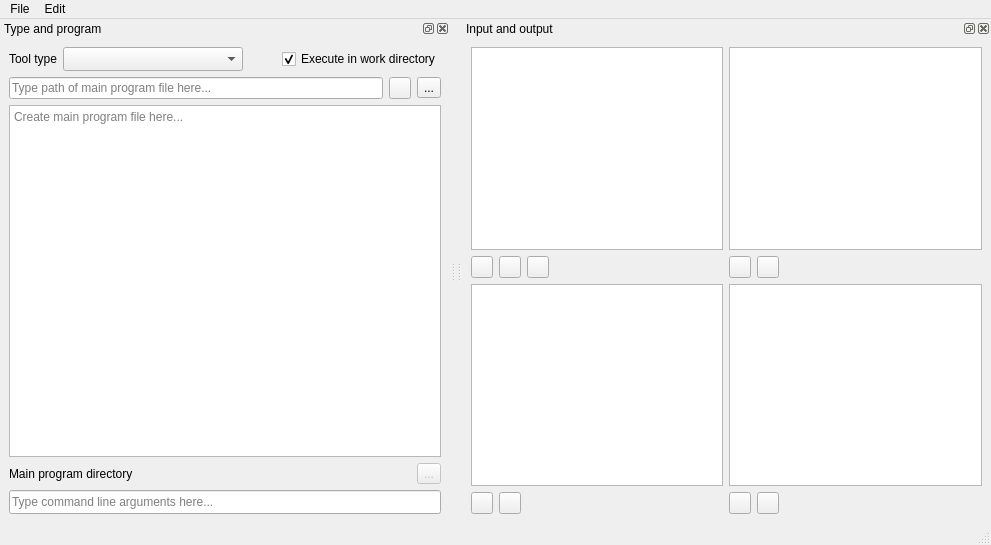
Old version of the form spine_items/tool/ui/tool_specification_form.ui in the repository spine-tools/spine-items.
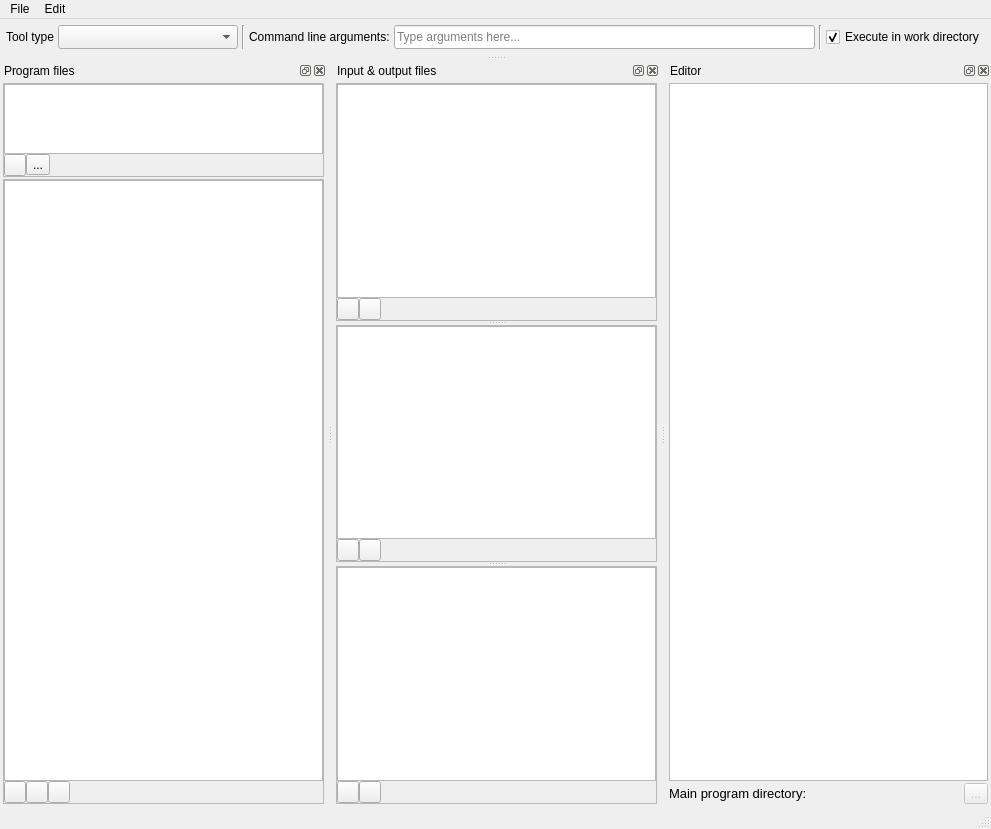
New version of the form. Icons and pictures are not drawn. Custom widgets are drawn as their Qt base class.

Commit message:
Refactor tool spec editor to show any selected program file code
re Spine-project/Spine-Toolbox#1297

```diff
--- a/spine_items/tool/ui/tool_specification_form.ui
+++ b/spine_items/tool/ui/tool_specification_form.ui
@@ -19,7 +19,7 @@
     <x>0</x>
     <y>0</y>
     <width>991</width>
-    <height>545</height>
+    <height>829</height>
    </rect>
   </property>
   <property name="windowTitle">
@@ -28,7 +28,131 @@
   <property name="dockNestingEnabled">
    <bool>true</bool>
   </property>
-  <widget class="QWidget" name="centralwidget"/>
+  <widget class="QWidget" name="centralwidget">
+   <property name="sizePolicy">
+    <sizepolicy hsizetype="Preferred" vsizetype="Fixed">
+     <horstretch>0</horstretch>
+     <verstretch>0</verstretch>
+    </sizepolicy>
+   </property>
+   <layout class="QHBoxLayout" name="horizontalLayout_7">
+    <property name="spacing">
+     <number>4</number>
+    </property>
+    <property name="leftMargin">
+     <number>6</number>
+    </property>
+    <property name="topMargin">
+     <number>6</number>
+    </property>
+    <property name="rightMargin">
+     <number>6</number>
+    </property>
+    <property name="bottomMargin">
+     <number>6</number>
+    </property>
+    <item>
+     <widget class="QLabel" name="label_tooltype">
+      <property name="text">
+       <string>Tool type</string>
+      </property>
+     </widget>
+    </item>
+    <item>
+     <widget class="QComboBox" name="comboBox_tooltype">
+      <property name="sizePolicy">
+       <sizepolicy hsizetype="Preferred" vsizetype="Fixed">
+        <horstretch>0</horstretch>
+        <verstretch>0</verstretch>
+       </sizepolicy>
+      </property>
+      <property name="minimumSize">
+       <size>
+        <width>180</width>
+        <height>24</height>
+       </size>
+      </property>
+      <property name="maximumSize">
+       <size>
+        <width>16777215</width>
+        <height>24</height>
+       </size>
+      </property>
+      <property name="toolTip">
+       <string>&lt;html&gt;&lt;head/&gt;&lt;body&gt;&lt;p&gt;Tool specification type&lt;/p&gt;&lt;/body&gt;&lt;/html&gt;</string>
+      </property>
+      <property name="currentText">
+       <string/>
+      </property>
+     </widget>
+    </item>
+    <item>
+     <widget class="Line" name="line">
+      <property name="orientation">
+       <enum>Qt::Vertical</enum>
+      </property>
+     </widget>
+    </item>
+    <item>
+     <widget class="QLabel" name="label_3">
+      <property name="text">
+       <string>Command line arguments:</string>
+      </property>
+     </widget>
+    </item>
+    <item>
+     <widget class="QLineEdit" name="lineEdit_args">
+      <property name="sizePolicy">
+       <sizepolicy hsizetype="Expanding" vsizetype="Fixed">
+        <horstretch>0</horstretch>
+        <verstretch>0</verstretch>
+       </sizepolicy>
+      </property>
+      <property name="minimumSize">
+       <size>
+        <width>220</width>
+        <height>24</height>
+       </size>
+      </property>
+      <property name="maximumSize">
+       <size>
+        <width>5000</width>
+        <height>24</height>
+       </size>
+      </property>
+      <property name="toolTip">
+       <string>&lt;html&gt;&lt;head/&gt;&lt;body&gt;&lt;p&gt;Command line arguments (space-delimited) for the main program (optional). Use '@@' tags to refer to input files or URLs, see the User Guide for details.&lt;/p&gt;&lt;/body&gt;&lt;/html&gt;</string>
+      </property>
+      <property name="placeholderText">
+       <string>Type arguments here...</string>
+      </property>
+      <property name="clearButtonEnabled">
+       <bool>true</bool>
+      </property>
+     </widget>
+    </item>
+    <item>
+     <widget class="Line" name="line_2">
+      <property name="orientation">
+       <enum>Qt::Vertical</enum>
+      </property>
+     </widget>
+    </item>
+    <item>
+     <widget class="QCheckBox" name="checkBox_execute_in_work">
+      <property name="toolTip">
+       <string>&lt;html&gt;&lt;head/&gt;&lt;body&gt;&lt;p&gt;If checked, Tool specification is executed in a work directory (default).&lt;/p&gt;&lt;p&gt;If unchecked, Tool specification is executed in main program file directory.&lt;/p&gt;&lt;p&gt;It is recommended to uncheck this for &lt;span style=&quot; font-weight:600;&quot;&gt;Executable&lt;/span&gt; Tool specifications.&lt;/p&gt;&lt;/body&gt;&lt;/html&gt;</string>
+      </property>
+      <property name="text">
+       <string>Execute in work directory</string>
+      </property>
+      <property name="checked">
+       <bool>true</bool>
+      </property>
+     </widget>
+    </item>
+   </layout>
+  </widget>
   <widget class="QMenuBar" name="menubar">
    <property name="geometry">
     <rect>
@@ -52,96 +176,91 @@
    <addaction name="menuFile"/>
    <addaction name="menuEdit"/>
   </widget>
-  <widget class="QDockWidget" name="dockWidget_type_and_program">
+  <widget class="QStatusBar" name="statusbar"/>
+  <widget class="QDockWidget" name="dockWidget_program_files">
+   <property name="allowedAreas">
+    <set>Qt::BottomDockWidgetArea</set>
+   </property>
    <property name="windowTitle">
-    <string>Type and program</string>
+    <string>Program files</string>
    </property>
    <attribute name="dockWidgetArea">
-    <number>1</number>
+    <number>8</number>
    </attribute>
-   <widget class="QWidget" name="dockWidgetContents">
-    <layout class="QGridLayout" name="gridLayout_2">
-     <item row="0" column="0">
+   <widget class="QWidget" name="dockWidgetContents_4">
+    <layout class="QVBoxLayout" name="verticalLayout">
+     <property name="spacing">
+      <number>2</number>
+     </property>
+     <property name="leftMargin">
+      <number>3</number>
+     </property>
+     <property name="topMargin">
+      <number>3</number>
+     </property>
+     <property name="rightMargin">
+      <number>3</number>
+     </property>
+     <property name="bottomMargin">
+      <number>3</number>
+     </property>
+     <item>
+      <widget class="QFrame" name="frame">
+       <property name="sizePolicy">
+        <sizepolicy hsizetype="Preferred" vsizetype="Preferred">
+         <horstretch>0</horstretch>
+         <verstretch>1</verstretch>
+        </sizepolicy>
+       </property>
+       <property name="frameShape">
+        <enum>QFrame::StyledPanel</enum>
+       </property>
+       <property name="frameShadow">
+        <enum>QFrame::Raised</enum>
+       </property>
+       <layout class="QVBoxLayout" name="verticalLayout_9">
+        <property name="spacing">
+         <number>0</number>
+        </property>
+        <property name="leftMargin">
+         <number>0</number>
+        </property>
+        <property name="topMargin">
+         <number>0</number>
+        </property>
+        <property name="rightMargin">
+         <number>0</number>
+        </property>
+        <property name="bottomMargin">
+         <number>0</number>
+        </property>
+        <item>
+         <widget class="QTreeView" name="treeView_main_programfile">
+          <property name="sizePolicy">
+           <sizepolicy hsizetype="Expanding" vsizetype="Expanding">
+            <horstretch>0</horstretch>
+            <verstretch>1</verstretch>
+           </sizepolicy>
+          </property>
+          <property name="font">
+           <font>
+            <pointsize>11</pointsize>
+           </font>
+          </property>
+          <property name="textElideMode">
+           <enum>Qt::ElideLeft</enum>
+          </property>
+          <property name="indentation">
+           <number>5</number>
+          </property>
+          <attribute name="headerMinimumSectionSize">
+           <number>27</number>
+          </attribute>
+         </widget>
+        </item>
+        <item>
       <layout class="QHBoxLayout" name="horizontalLayout">
        <item>
-        <widget class="QLabel" name="label_2">
-         <property name="text">
-          <string>Tool type</string>
-         </property>
-        </widget>
-       </item>
-       <item>
-        <widget class="QComboBox" name="comboBox_tooltype">
-         <property name="sizePolicy">
-          <sizepolicy hsizetype="Preferred" vsizetype="Fixed">
-           <horstretch>0</horstretch>
-           <verstretch>0</verstretch>
-          </sizepolicy>
-         </property>
-         <property name="minimumSize">
-          <size>
-           <width>180</width>
-           <height>24</height>
-          </size>
-         </property>
-         <property name="maximumSize">
-          <size>
-           <width>16777215</width>
-           <height>24</height>
-          </size>
-         </property>
-         <property name="toolTip">
-          <string>&lt;html&gt;&lt;head/&gt;&lt;body&gt;&lt;p&gt;Tool specification type&lt;/p&gt;&lt;/body&gt;&lt;/html&gt;</string>
-         </property>
-         <property name="currentText">
-          <string/>
-         </property>
-        </widget>
-       </item>
-       <item>
-        <spacer name="horizontalSpacer_2">
-         <property name="orientation">
-          <enum>Qt::Horizontal</enum>
-         </property>
-         <property name="sizeHint" stdset="0">
-          <size>
-           <width>40</width>
-           <height>20</height>
-          </size>
-         </property>
-        </spacer>
-       </item>
-       <item>
-        <widget class="QCheckBox" name="checkBox_execute_in_work">
-         <property name="toolTip">
-          <string>&lt;html&gt;&lt;head/&gt;&lt;body&gt;&lt;p&gt;If checked, Tool specification is executed in a work directory (default).&lt;/p&gt;&lt;p&gt;If unchecked, Tool specification is executed in main program file directory.&lt;/p&gt;&lt;p&gt;It is recommended to uncheck this for &lt;span style=&quot; font-weight:600;&quot;&gt;Executable&lt;/span&gt; Tool specifications.&lt;/p&gt;&lt;/body&gt;&lt;/html&gt;</string>
-         </property>
-         <property name="text">
-          <string>Execute in work directory</string>
-         </property>
-         <property name="checked">
-          <bool>true</bool>
-         </property>
-        </widget>
-       </item>
-      </layout>
-     </item>
-     <item row="1" column="0">
-      <layout class="QHBoxLayout" name="horizontalLayout_6">
-       <item>
-        <widget class="CustomQLineEdit" name="lineEdit_main_program">
-         <property name="toolTip">
-          <string>&lt;html&gt;&lt;head/&gt;&lt;body&gt;&lt;p&gt;Main program file that is used to launch the Tool specification (required)&lt;/p&gt;&lt;/body&gt;&lt;/html&gt;</string>
-         </property>
-         <property name="placeholderText">
-          <string>Type path of main program file here...</string>
-         </property>
-         <property name="clearButtonEnabled">
-          <bool>true</bool>
-         </property>
-        </widget>
-       </item>
-       <item>
         <widget class="QToolButton" name="toolButton_new_main_program">
          <property name="maximumSize">
           <size>
@@ -175,66 +294,8 @@
          </property>
         </widget>
        </item>
-      </layout>
-     </item>
-     <item row="2" column="0">
-      <widget class="MainProgramTextEdit" name="textEdit_main_program">
-       <property name="enabled">
-        <bool>true</bool>
-       </property>
-       <property name="placeholderText">
-        <string>Create main program file here...</string>
-       </property>
-      </widget>
-     </item>
-     <item row="3" column="0">
-      <layout class="QHBoxLayout" name="horizontalLayout_8">
-       <property name="topMargin">
-        <number>0</number>
-       </property>
-       <property name="bottomMargin">
-        <number>0</number>
-       </property>
        <item>
-        <widget class="QLabel" name="label">
-         <property name="maximumSize">
-          <size>
-           <width>16777215</width>
-           <height>16777215</height>
-          </size>
-         </property>
-         <property name="font">
-          <font>
-           <pointsize>9</pointsize>
-          </font>
-         </property>
-         <property name="text">
-          <string>Main program directory</string>
-         </property>
-        </widget>
-       </item>
-       <item>
-        <widget class="QLabel" name="label_mainpath">
-         <property name="sizePolicy">
-          <sizepolicy hsizetype="Expanding" vsizetype="Preferred">
-           <horstretch>0</horstretch>
-           <verstretch>0</verstretch>
-          </sizepolicy>
-         </property>
-         <property name="font">
-          <font>
-           <pointsize>8</pointsize>
-           <weight>75</weight>
-           <bold>true</bold>
-          </font>
-         </property>
-         <property name="text">
-          <string/>
-         </property>
-        </widget>
-       </item>
-       <item>
-        <spacer name="horizontalSpacer">
+           <spacer name="horizontalSpacer_3">
          <property name="orientation">
           <enum>Qt::Horizontal</enum>
          </property>
@@ -246,78 +307,52 @@
          </property>
         </spacer>
        </item>
+         </layout>
+        </item>
+       </layout>
+      </widget>
+     </item>
        <item>
-        <widget class="QToolButton" name="toolButton_save_main_program">
-         <property name="enabled">
-          <bool>false</bool>
-         </property>
-         <property name="toolTip">
-          <string>&lt;html&gt;&lt;head/&gt;&lt;body&gt;&lt;p&gt;Save&lt;/p&gt;&lt;/body&gt;&lt;/html&gt;</string>
-         </property>
-         <property name="text">
-          <string>...</string>
-         </property>
-         <property name="icon">
-          <iconset resource="../../ui/resources/resources_icons.qrc">
-           <normaloff>:/icons/save.svg</normaloff>:/icons/save.svg</iconset>
-         </property>
-        </widget>
-       </item>
-      </layout>
-     </item>
-     <item row="4" column="0">
-      <widget class="QLineEdit" name="lineEdit_args">
+      <widget class="QFrame" name="frame_2">
        <property name="sizePolicy">
-        <sizepolicy hsizetype="Expanding" vsizetype="Fixed">
+        <sizepolicy hsizetype="Preferred" vsizetype="Preferred">
          <horstretch>0</horstretch>
-         <verstretch>0</verstretch>
+         <verstretch>100</verstretch>
         </sizepolicy>
        </property>
-       <property name="minimumSize">
-        <size>
-         <width>220</width>
-         <height>24</height>
-        </size>
+       <property name="frameShape">
+        <enum>QFrame::StyledPanel</enum>
        </property>
-       <property name="maximumSize">
-        <size>
-         <width>5000</width>
-         <height>24</height>
-        </size>
+       <property name="frameShadow">
+        <enum>QFrame::Raised</enum>
        </property>
-       <property name="toolTip">
-        <string>&lt;html&gt;&lt;head/&gt;&lt;body&gt;&lt;p&gt;Command line arguments (space-delimited) for the main program (optional). Use '@@' tags to refer to input files or URLs, see the User Guide for details.&lt;/p&gt;&lt;/body&gt;&lt;/html&gt;</string>
-       </property>
-       <property name="placeholderText">
-        <string>Type command line arguments here...</string>
-       </property>
-       <property name="clearButtonEnabled">
-        <bool>true</bool>
-       </property>
-      </widget>
-     </item>
-    </layout>
-   </widget>
-  </widget>
-  <widget class="QDockWidget" name="dockWidget_2">
-   <property name="windowTitle">
-    <string>Input and output</string>
-   </property>
-   <attribute name="dockWidgetArea">
-    <number>2</number>
-   </attribute>
-   <widget class="QWidget" name="dockWidgetContents_3">
-    <layout class="QGridLayout" name="gridLayout">
-     <item row="0" column="0">
-      <layout class="QVBoxLayout" name="verticalLayout_3">
+       <layout class="QVBoxLayout" name="verticalLayout_10">
        <property name="spacing">
-        <number>6</number>
+         <number>0</number>
+        </property>
+        <property name="leftMargin">
+         <number>0</number>
+        </property>
+        <property name="topMargin">
+         <number>0</number>
+        </property>
+        <property name="rightMargin">
+         <number>0</number>
+        </property>
+        <property name="bottomMargin">
+         <number>0</number>
        </property>
        <item>
         <widget class="SourcesTreeView" name="treeView_programfiles">
+          <property name="sizePolicy">
+           <sizepolicy hsizetype="Expanding" vsizetype="Expanding">
+            <horstretch>0</horstretch>
+            <verstretch>100</verstretch>
+           </sizepolicy>
+          </property>
          <property name="font">
           <font>
-           <pointsize>10</pointsize>
+            <pointsize>11</pointsize>
           </font>
          </property>
          <property name="focusPolicy">
@@ -462,11 +497,71 @@
         </layout>
        </item>
       </layout>
+      </widget>
      </item>
-     <item row="0" column="1">
-      <layout class="QVBoxLayout" name="verticalLayout_4">
+    </layout>
+   </widget>
+  </widget>
+  <widget class="QDockWidget" name="dockWidget_io_files">
+   <property name="allowedAreas">
+    <set>Qt::BottomDockWidgetArea</set>
+   </property>
+   <property name="windowTitle">
+    <string>Input &amp; output files</string>
+   </property>
+   <attribute name="dockWidgetArea">
+    <number>8</number>
+   </attribute>
+   <widget class="QWidget" name="dockWidgetContents_2">
+    <layout class="QVBoxLayout" name="verticalLayout_7">
        <property name="spacing">
-        <number>6</number>
+      <number>2</number>
+     </property>
+     <property name="leftMargin">
+      <number>3</number>
+     </property>
+     <property name="topMargin">
+      <number>3</number>
+     </property>
+     <property name="rightMargin">
+      <number>3</number>
+     </property>
+     <property name="bottomMargin">
+      <number>3</number>
+     </property>
+     <item>
+      <widget class="QSplitter" name="splitter">
+       <property name="orientation">
+        <enum>Qt::Vertical</enum>
+       </property>
+       <property name="childrenCollapsible">
+        <bool>false</bool>
+       </property>
+       <widget class="QWidget" name="">
+        <layout class="QVBoxLayout" name="verticalLayout_2">
+         <item>
+          <widget class="QFrame" name="frame_3">
+           <property name="frameShape">
+            <enum>QFrame::StyledPanel</enum>
+           </property>
+           <property name="frameShadow">
+            <enum>QFrame::Raised</enum>
+           </property>
+           <layout class="QVBoxLayout" name="verticalLayout_11">
+            <property name="spacing">
+             <number>0</number>
+            </property>
+            <property name="leftMargin">
+             <number>0</number>
+            </property>
+            <property name="topMargin">
+             <number>0</number>
+            </property>
+            <property name="rightMargin">
+             <number>0</number>
+            </property>
+            <property name="bottomMargin">
+             <number>0</number>
        </property>
        <item>
         <widget class="CustomTreeView" name="treeView_inputfiles">
@@ -594,137 +689,35 @@
         </layout>
        </item>
       </layout>
-     </item>
-     <item row="1" column="1">
-      <layout class="QVBoxLayout" name="verticalLayout_16">
-       <property name="spacing">
-        <number>6</number>
-       </property>
-       <item>
-        <widget class="CustomTreeView" name="treeView_outputfiles">
-         <property name="font">
-          <font>
-           <pointsize>10</pointsize>
-          </font>
-         </property>
-         <property name="focusPolicy">
-          <enum>Qt::WheelFocus</enum>
-         </property>
-         <property name="toolTip">
-          <string>&lt;html&gt;&lt;head/&gt;&lt;body&gt;&lt;p&gt;Output files that may be used by other project items downstream. These files will be archived into a results directory after execution.&lt;/p&gt;&lt;p&gt;&lt;span style=&quot; font-weight:600;&quot;&gt;Tip&lt;/span&gt;: Double-click or press F2 to edit selected item.&lt;/p&gt;&lt;/body&gt;&lt;/html&gt;</string>
-         </property>
-         <property name="selectionMode">
-          <enum>QAbstractItemView::ExtendedSelection</enum>
-         </property>
-         <property name="verticalScrollMode">
-          <enum>QAbstractItemView::ScrollPerPixel</enum>
-         </property>
-         <property name="indentation">
-          <number>5</number>
-         </property>
-        </widget>
-       </item>
-       <item>
-        <layout class="QHBoxLayout" name="horizontalLayout_3">
-         <item>
-          <widget class="QToolButton" name="toolButton_plus_outputfiles">
-           <property name="sizePolicy">
-            <sizepolicy hsizetype="Fixed" vsizetype="Fixed">
-             <horstretch>0</horstretch>
-             <verstretch>0</verstretch>
-            </sizepolicy>
-           </property>
-           <property name="minimumSize">
-            <size>
-             <width>22</width>
-             <height>22</height>
-            </size>
-           </property>
-           <property name="maximumSize">
-            <size>
-             <width>22</width>
-             <height>22</height>
-            </size>
-           </property>
-           <property name="font">
-            <font>
-             <pointsize>10</pointsize>
-             <weight>75</weight>
-             <bold>true</bold>
-            </font>
-           </property>
-           <property name="toolTip">
-            <string>&lt;html&gt;&lt;head/&gt;&lt;body&gt;&lt;p&gt;Add output filenames produced by your program that are saved to results after execution.&lt;/p&gt;&lt;/body&gt;&lt;/html&gt;</string>
-           </property>
-           <property name="text">
-            <string/>
-           </property>
-           <property name="icon">
-            <iconset resource="../../ui/resources/resources_icons.qrc">
-             <normaloff>:/icons/file-link.svg</normaloff>:/icons/file-link.svg</iconset>
-           </property>
-          </widget>
-         </item>
+          </widget>
+         </item>
+        </layout>
+       </widget>
+       <widget class="QWidget" name="">
+        <layout class="QVBoxLayout" name="verticalLayout_3">
          <item>
-          <widget class="QToolButton" name="toolButton_minus_outputfiles">
-           <property name="sizePolicy">
-            <sizepolicy hsizetype="Fixed" vsizetype="Fixed">
-             <horstretch>0</horstretch>
-             <verstretch>0</verstretch>
-            </sizepolicy>
+          <widget class="QFrame" name="frame_4">
+           <property name="frameShape">
+            <enum>QFrame::StyledPanel</enum>
            </property>
-           <property name="minimumSize">
-            <size>
-             <width>22</width>
-             <height>22</height>
-            </size>
+           <property name="frameShadow">
+            <enum>QFrame::Raised</enum>
            </property>
-           <property name="maximumSize">
-            <size>
-             <width>22</width>
-             <height>22</height>
-            </size>
-           </property>
-           <property name="font">
-            <font>
-             <pointsize>10</pointsize>
-             <weight>75</weight>
-             <bold>true</bold>
-            </font>
-           </property>
-           <property name="toolTip">
-            <string>&lt;html&gt;&lt;head/&gt;&lt;body&gt;&lt;p&gt;Remove selected item(s)&lt;/p&gt;&lt;/body&gt;&lt;/html&gt;</string>
-           </property>
-           <property name="text">
-            <string/>
-           </property>
-           <property name="icon">
-            <iconset resource="../../ui/resources/resources_icons.qrc">
-             <normaloff>:/icons/trash-alt.svg</normaloff>:/icons/trash-alt.svg</iconset>
-           </property>
-          </widget>
-         </item>
-         <item>
-          <spacer name="horizontalSpacer_13">
-           <property name="orientation">
-            <enum>Qt::Horizontal</enum>
-           </property>
-           <property name="sizeHint" stdset="0">
-            <size>
-             <width>40</width>
-             <height>20</height>
-            </size>
-           </property>
-          </spacer>
-         </item>
-        </layout>
-       </item>
-      </layout>
-     </item>
-     <item row="1" column="0">
-      <layout class="QVBoxLayout" name="verticalLayout_15">
-       <property name="spacing">
-        <number>6</number>
+           <layout class="QVBoxLayout" name="verticalLayout_12">
+            <property name="spacing">
+             <number>0</number>
+            </property>
+            <property name="leftMargin">
+             <number>0</number>
+            </property>
+            <property name="topMargin">
+             <number>0</number>
+            </property>
+            <property name="rightMargin">
+             <number>0</number>
+            </property>
+            <property name="bottomMargin">
+             <number>0</number>
        </property>
        <item>
         <widget class="CustomTreeView" name="treeView_inputfiles_opt">
@@ -846,11 +839,274 @@
         </layout>
        </item>
       </layout>
+          </widget>
      </item>
     </layout>
    </widget>
-  </widget>
-  <widget class="QStatusBar" name="statusbar"/>
+       <widget class="QWidget" name="">
+        <layout class="QVBoxLayout" name="verticalLayout_4">
+         <item>
+          <widget class="QFrame" name="frame_5">
+           <property name="frameShape">
+            <enum>QFrame::StyledPanel</enum>
+           </property>
+           <property name="frameShadow">
+            <enum>QFrame::Raised</enum>
+           </property>
+           <layout class="QVBoxLayout" name="verticalLayout_13">
+            <property name="spacing">
+             <number>0</number>
+            </property>
+            <property name="leftMargin">
+             <number>0</number>
+            </property>
+            <property name="topMargin">
+             <number>0</number>
+            </property>
+            <property name="rightMargin">
+             <number>0</number>
+            </property>
+            <property name="bottomMargin">
+             <number>0</number>
+            </property>
+            <item>
+             <widget class="CustomTreeView" name="treeView_outputfiles">
+              <property name="font">
+               <font>
+                <pointsize>10</pointsize>
+               </font>
+              </property>
+              <property name="focusPolicy">
+               <enum>Qt::WheelFocus</enum>
+              </property>
+              <property name="toolTip">
+               <string>&lt;html&gt;&lt;head/&gt;&lt;body&gt;&lt;p&gt;Output files that may be used by other project items downstream. These files will be archived into a results directory after execution.&lt;/p&gt;&lt;p&gt;&lt;span style=&quot; font-weight:600;&quot;&gt;Tip&lt;/span&gt;: Double-click or press F2 to edit selected item.&lt;/p&gt;&lt;/body&gt;&lt;/html&gt;</string>
+              </property>
+              <property name="selectionMode">
+               <enum>QAbstractItemView::ExtendedSelection</enum>
+              </property>
+              <property name="verticalScrollMode">
+               <enum>QAbstractItemView::ScrollPerPixel</enum>
+              </property>
+              <property name="indentation">
+               <number>5</number>
+              </property>
+             </widget>
+            </item>
+            <item>
+             <layout class="QHBoxLayout" name="horizontalLayout_3">
+              <item>
+               <widget class="QToolButton" name="toolButton_plus_outputfiles">
+                <property name="sizePolicy">
+                 <sizepolicy hsizetype="Fixed" vsizetype="Fixed">
+                  <horstretch>0</horstretch>
+                  <verstretch>0</verstretch>
+                 </sizepolicy>
+                </property>
+                <property name="minimumSize">
+                 <size>
+                  <width>22</width>
+                  <height>22</height>
+                 </size>
+                </property>
+                <property name="maximumSize">
+                 <size>
+                  <width>22</width>
+                  <height>22</height>
+                 </size>
+                </property>
+                <property name="font">
+                 <font>
+                  <pointsize>10</pointsize>
+                  <weight>75</weight>
+                  <bold>true</bold>
+                 </font>
+                </property>
+                <property name="toolTip">
+                 <string>&lt;html&gt;&lt;head/&gt;&lt;body&gt;&lt;p&gt;Add output filenames produced by your program that are saved to results after execution.&lt;/p&gt;&lt;/body&gt;&lt;/html&gt;</string>
+                </property>
+                <property name="text">
+                 <string/>
+                </property>
+                <property name="icon">
+                 <iconset resource="../../ui/resources/resources_icons.qrc">
+                  <normaloff>:/icons/file-link.svg</normaloff>:/icons/file-link.svg</iconset>
+                </property>
+               </widget>
+              </item>
+              <item>
+               <widget class="QToolButton" name="toolButton_minus_outputfiles">
+                <property name="sizePolicy">
+                 <sizepolicy hsizetype="Fixed" vsizetype="Fixed">
+                  <horstretch>0</horstretch>
+                  <verstretch>0</verstretch>
+                 </sizepolicy>
+                </property>
+                <property name="minimumSize">
+                 <size>
+                  <width>22</width>
+                  <height>22</height>
+                 </size>
+                </property>
+                <property name="maximumSize">
+                 <size>
+                  <width>22</width>
+                  <height>22</height>
+                 </size>
+                </property>
+                <property name="font">
+                 <font>
+                  <pointsize>10</pointsize>
+                  <weight>75</weight>
+                  <bold>true</bold>
+                 </font>
+                </property>
+                <property name="toolTip">
+                 <string>&lt;html&gt;&lt;head/&gt;&lt;body&gt;&lt;p&gt;Remove selected item(s)&lt;/p&gt;&lt;/body&gt;&lt;/html&gt;</string>
+                </property>
+                <property name="text">
+                 <string/>
+                </property>
+                <property name="icon">
+                 <iconset resource="../../ui/resources/resources_icons.qrc">
+                  <normaloff>:/icons/trash-alt.svg</normaloff>:/icons/trash-alt.svg</iconset>
+                </property>
+               </widget>
+              </item>
+              <item>
+               <spacer name="horizontalSpacer_2">
+                <property name="orientation">
+                 <enum>Qt::Horizontal</enum>
+                </property>
+                <property name="sizeHint" stdset="0">
+                 <size>
+                  <width>40</width>
+                  <height>20</height>
+                 </size>
+                </property>
+               </spacer>
+              </item>
+             </layout>
+            </item>
+           </layout>
+          </widget>
+         </item>
+        </layout>
+       </widget>
+      </widget>
+     </item>
+    </layout>
+   </widget>
+  </widget>
+  <widget class="QDockWidget" name="dockWidget_editor">
+   <property name="allowedAreas">
+    <set>Qt::BottomDockWidgetArea</set>
+   </property>
+   <property name="windowTitle">
+    <string>Editor</string>
+   </property>
+   <attribute name="dockWidgetArea">
+    <number>8</number>
+   </attribute>
+   <widget class="QWidget" name="dockWidgetContents">
+    <layout class="QVBoxLayout" name="verticalLayout_8">
+     <property name="spacing">
+      <number>2</number>
+     </property>
+     <property name="leftMargin">
+      <number>3</number>
+     </property>
+     <property name="topMargin">
+      <number>3</number>
+     </property>
+     <property name="rightMargin">
+      <number>3</number>
+     </property>
+     <property name="bottomMargin">
+      <number>3</number>
+     </property>
+     <item>
+      <widget class="MainProgramTextEdit" name="textEdit_program">
+       <property name="enabled">
+        <bool>true</bool>
+       </property>
+      </widget>
+     </item>
+     <item>
+      <layout class="QHBoxLayout" name="horizontalLayout_6">
+       <item>
+        <widget class="QLabel" name="label">
+         <property name="maximumSize">
+          <size>
+           <width>16777215</width>
+           <height>16777215</height>
+          </size>
+         </property>
+         <property name="font">
+          <font>
+           <pointsize>10</pointsize>
+          </font>
+         </property>
+         <property name="text">
+          <string>Main program directory:</string>
+         </property>
+        </widget>
+       </item>
+       <item>
+        <widget class="QLabel" name="label_mainpath">
+         <property name="sizePolicy">
+          <sizepolicy hsizetype="Expanding" vsizetype="Preferred">
+           <horstretch>0</horstretch>
+           <verstretch>0</verstretch>
+          </sizepolicy>
+         </property>
+         <property name="font">
+          <font>
+           <pointsize>10</pointsize>
+           <weight>75</weight>
+           <bold>true</bold>
+          </font>
+         </property>
+         <property name="text">
+          <string/>
+         </property>
+        </widget>
+       </item>
+       <item>
+        <spacer name="horizontalSpacer">
+         <property name="orientation">
+          <enum>Qt::Horizontal</enum>
+         </property>
+         <property name="sizeHint" stdset="0">
+          <size>
+           <width>40</width>
+           <height>20</height>
+          </size>
+         </property>
+        </spacer>
+       </item>
+       <item>
+        <widget class="QToolButton" name="toolButton_save_program">
+         <property name="enabled">
+          <bool>false</bool>
+         </property>
+         <property name="toolTip">
+          <string>&lt;html&gt;&lt;head/&gt;&lt;body&gt;&lt;p&gt;Save&lt;/p&gt;&lt;/body&gt;&lt;/html&gt;</string>
+         </property>
+         <property name="text">
+          <string>...</string>
+         </property>
+         <property name="icon">
+          <iconset resource="../../ui/resources/resources_icons.qrc">
+           <normaloff>:/icons/save.svg</normaloff>:/icons/save.svg</iconset>
+         </property>
+        </widget>
+       </item>
+      </layout>
+     </item>
+    </layout>
+   </widget>
+  </widget>
   <action name="actionSaveAndClose">
    <property name="text">
     <string>Save and close</string>
@@ -861,11 +1117,6 @@
   </action>
  </widget>
  <customwidgets>
-  <customwidget>
-   <class>CustomQLineEdit</class>
-   <extends>QLineEdit</extends>
-   <header>spinetoolbox/widgets/custom_qlineedits.h</header>
-  </customwidget>
   <customwidget>
    <class>CustomTreeView</class>
    <extends>QTreeView</extends>
```
Lines whose indentation alone changed are shown as unchanged. The commit also changes 3 other files.
